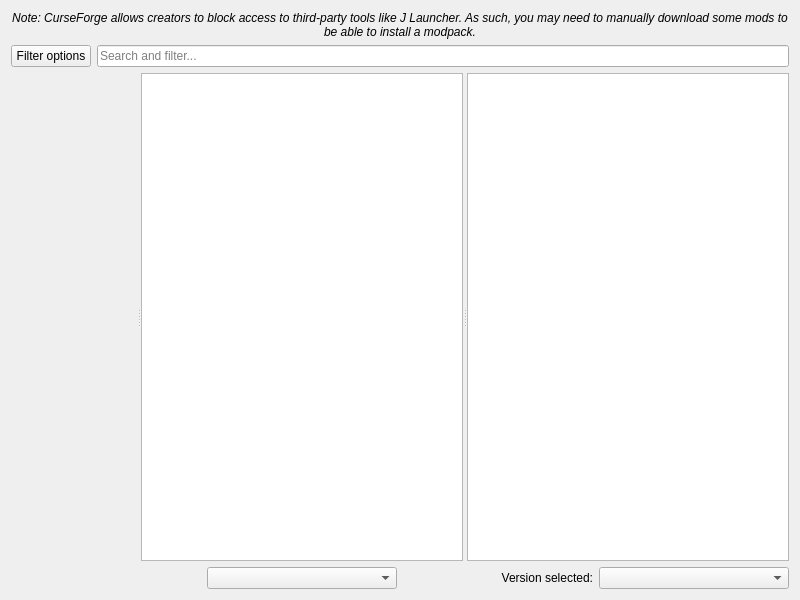
Old version of the form launcher/ui/pages/modplatform/flame/FlamePage.ui in the repository Jom3a-J/J-Launcher-Minecraft.
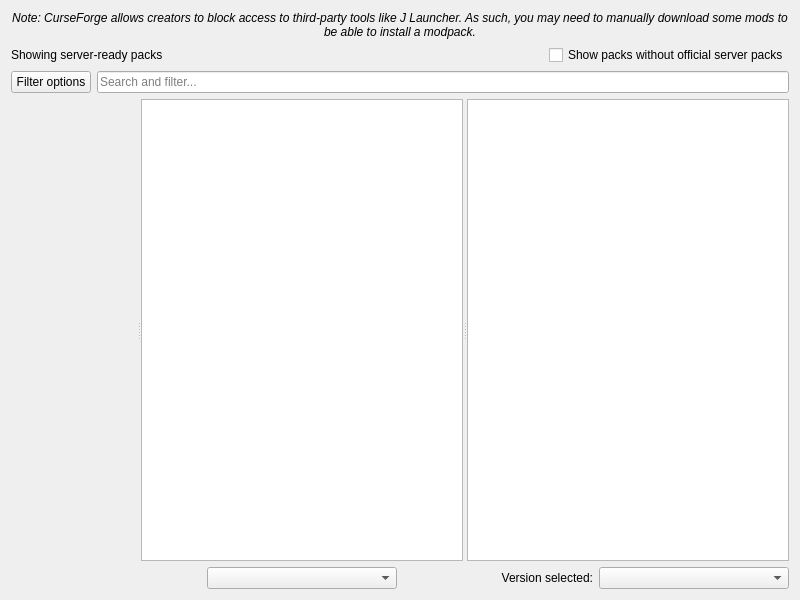
New version of the form. Custom widgets are drawn as their Qt base class.

Commit message: Add a server-ready filter to the CurseForge tab in server modpack mode

What changed in the file:
```diff
--- a/launcher/ui/pages/modplatform/flame/FlamePage.ui
+++ b/launcher/ui/pages/modplatform/flame/FlamePage.ui
@@ -29,6 +29,33 @@
      </property>
     </widget>
    </item>
+   <item>
+    <widget class="QWidget" name="serverCatalogControls" native="true">
+     <layout class="QHBoxLayout" name="serverCatalogLayout">
+      <property name="leftMargin"><number>0</number></property>
+      <property name="topMargin"><number>0</number></property>
+      <property name="rightMargin"><number>0</number></property>
+      <property name="bottomMargin"><number>0</number></property>
+      <item>
+       <widget class="QLabel" name="serverCatalogLabel">
+        <property name="text"><string>Showing server-ready packs</string></property>
+       </widget>
+      </item>
+      <item>
+       <spacer name="serverCatalogSpacer">
+        <property name="orientation"><enum>Qt::Horizontal</enum></property>
+        <property name="sizeHint" stdset="0"><size><width>20</width><height>20</height></size></property>
+       </spacer>
+      </item>
+      <item>
+       <widget class="QCheckBox" name="showOtherPacksCheckBox">
+        <property name="text"><string>Show packs without official server packs</string></property>
+        <property name="toolTip"><string>Include CurseForge packs without a published server package.</string></property>
+       </widget>
+      </item>
+     </layout>
+    </widget>
+   </item>
    <item>
     <layout class="QHBoxLayout" name="horizontalLayout">
      <item>
```
The commit also changes 7 other files.
